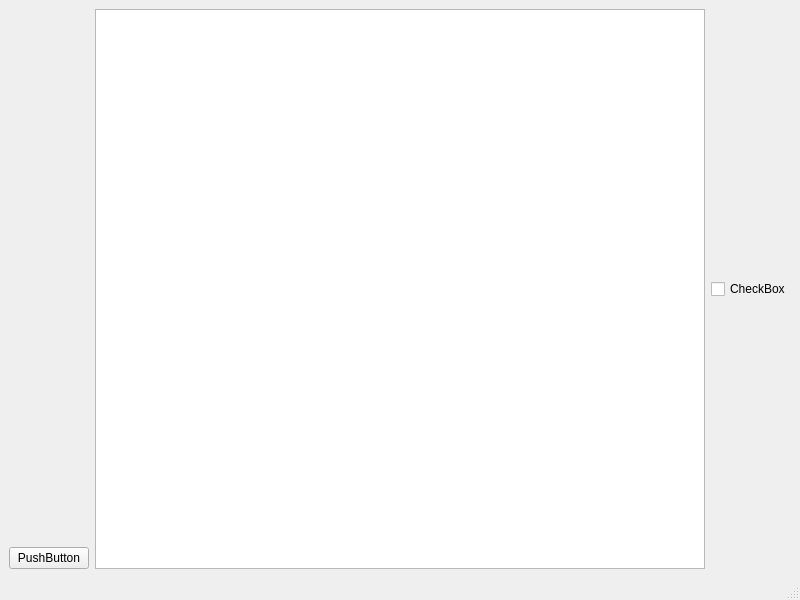
Old version of the form mainwindow.ui in the repository Forgenn/Tasker.
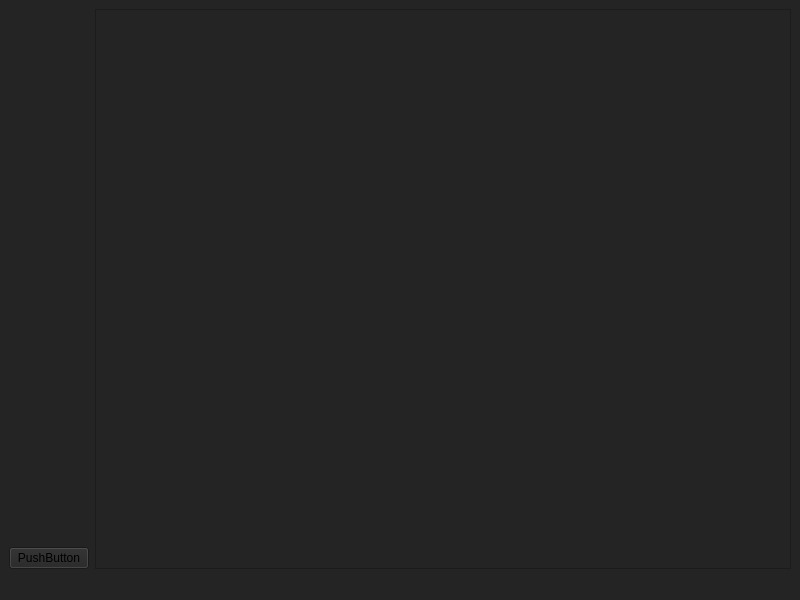
New version of the form.

Commit message: Pop up window for calendar

```diff
--- a/mainwindow.ui
+++ b/mainwindow.ui
@@ -13,6 +13,9 @@
   <property name="windowTitle">
    <string>MainWindow</string>
   </property>
+  <property name="styleSheet">
+   <string notr="true">background-color: rgb(36, 36, 36);</string>
+  </property>
   <widget class="QWidget" name="centralwidget">
    <layout class="QHBoxLayout" name="horizontalLayout">
     <item alignment="Qt::AlignLeft|Qt::AlignBottom">
@@ -28,16 +31,6 @@
     <item>
      <widget class="QListWidget" name="listWidget"/>
     </item>
-    <item>
-     <widget class="QCheckBox" name="checkBox">
-      <property name="text">
-       <string>CheckBox</string>
-      </property>
-      <property name="autoRepeat">
-       <bool>true</bool>
-      </property>
-     </widget>
-    </item>
    </layout>
   </widget>
   <widget class="QMenuBar" name="menubar">
```
Left out of the diff: 19 changed lines with no effect on the pictures. The commit also changes 7 other files.
